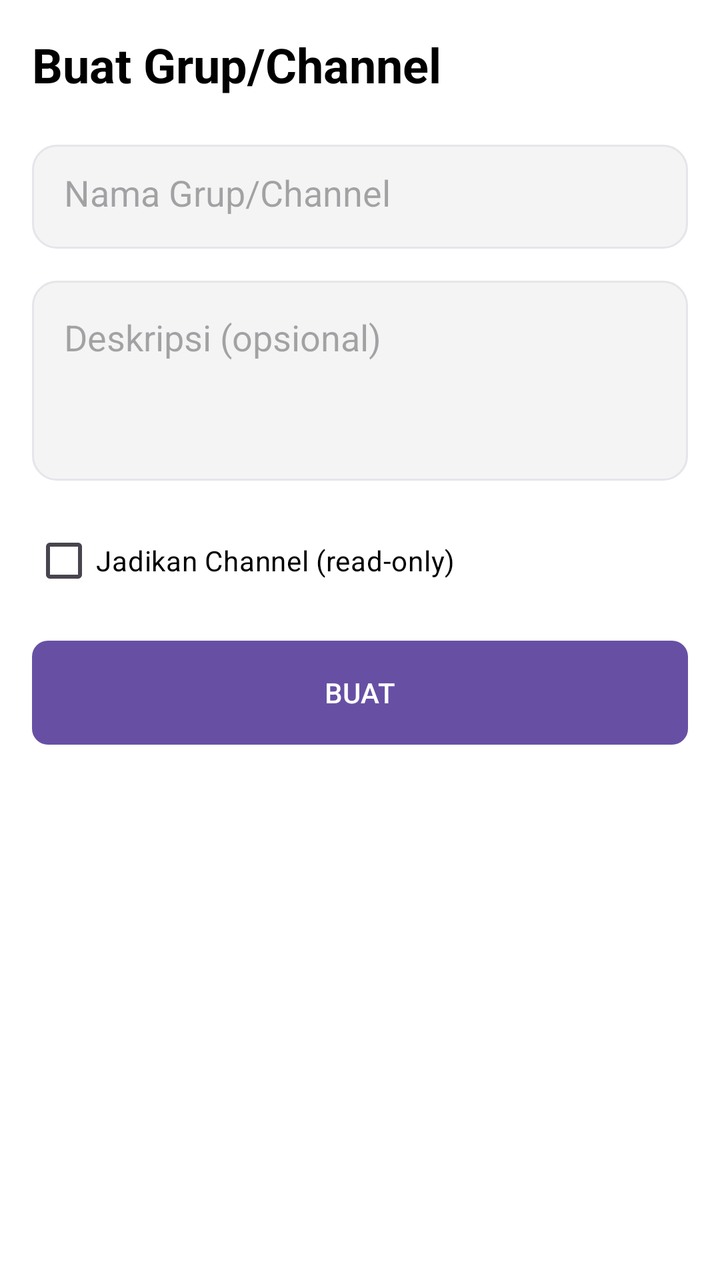
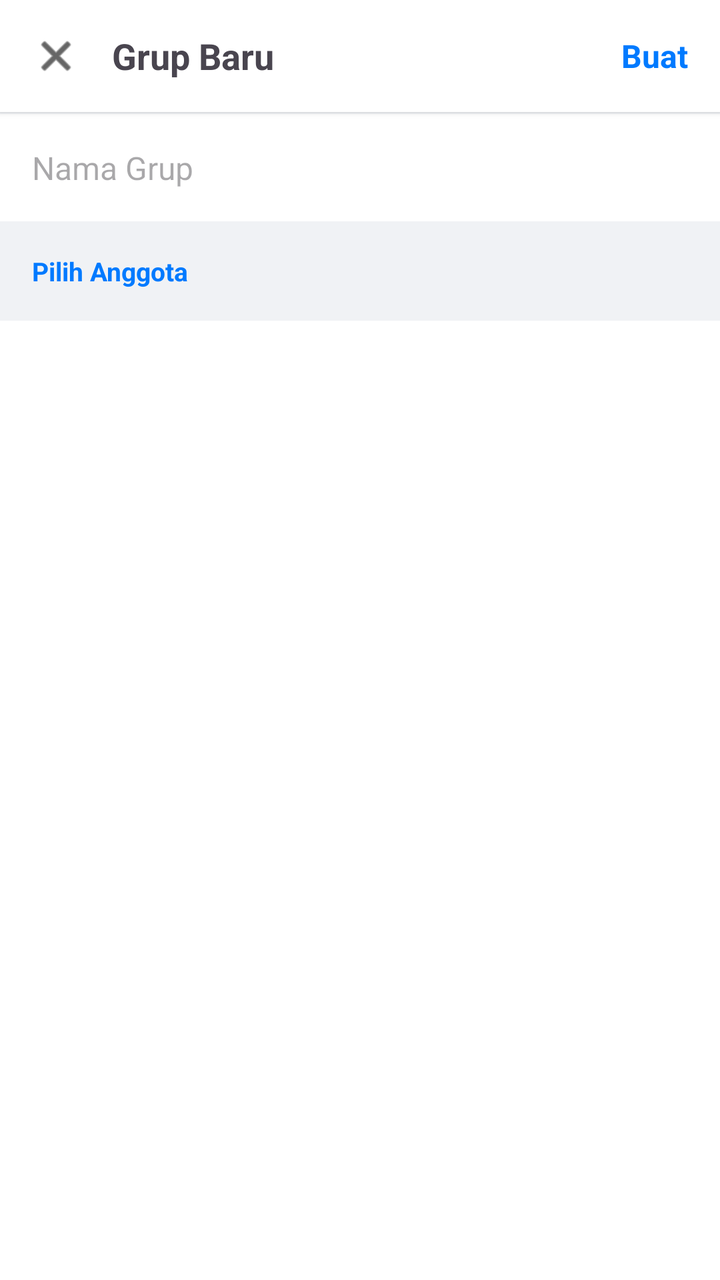

Screens rendered from an Android XML layout before and after an edit, with the pre-edit source and the edit as a unified diff.
<!-- AndroidManifest.xml: application theme Theme.Material3.Light.NoActionBar -->
<!-- res/layout/activity_create_group.xml -->
<?xml version="1.0" encoding="utf-8"?>
<LinearLayout xmlns:android="http://schemas.android.com/apk/res/android"
    android:layout_width="match_parent" android:layout_height="match_parent"
    android:orientation="vertical" android:background="@color/tg_bg" android:padding="16dp">

    <TextView android:layout_width="wrap_content" android:layout_height="wrap_content"
        android:text="Buat Grup/Channel" android:textSize="24sp" android:textStyle="bold"
        android:textColor="@color/tg_text" android:layout_marginBottom="24dp"/>

    <EditText android:id="@+id/etTitle" android:layout_width="match_parent" android:layout_height="52dp"
        android:hint="Nama Grup/Channel" android:background="@drawable/bg_input_telegram"
        android:padding="16dp" android:layout_marginBottom="16dp"/>

    <EditText android:id="@+id/etDescription" android:layout_width="match_parent" android:layout_height="100dp"
        android:hint="Deskripsi (opsional)" android:background="@drawable/bg_input_telegram"
        android:padding="16dp" android:gravity="top" android:layout_marginBottom="16dp"/>

    <CheckBox android:id="@+id/cbChannel" android:layout_width="wrap_content" android:layout_height="wrap_content"
        android:text="Jadikan Channel (read-only)" android:textColor="@color/tg_text" android:layout_marginBottom="16dp"/>

    <Button android:id="@+id/btnCreate" android:layout_width="match_parent" android:layout_height="52dp"
        android:text="BUAT" android:background="@drawable/bg_button_telegram" android:textColor="#FFFFFF"/>
</LinearLayout>
<!-- resources referenced by this layout -->
<resources>
  <color name="tg_bg">#FFFFFF</color>
  <color name="tg_text">#000000</color>
  <!-- drawable bg_button_telegram (drawable) -->
  <?xml version="1.0" encoding="utf-8"?>
  <shape xmlns:android="http://schemas.android.com/apk/res/android">
      <solid android:color="@color/tg_blue" />
      <corners android:radius="8dp" />
  </shape>
  <!-- drawable bg_input_telegram (drawable) -->
  <?xml version="1.0" encoding="utf-8"?>
  <shape xmlns:android="http://schemas.android.com/apk/res/android">
      <solid android:color="@color/tg_bg_gray" />
      <corners android:radius="12dp" />
      <stroke android:width="1dp" android:color="#E5E5EA" />
  </shape>
  <color name="tg_blue">#007AFF</color>
  <color name="tg_bg_gray">#F4F4F5</color>
</resources>

<!-- the commit's change to res/layout/activity_create_group.xml (unified diff, before → after) -->
@@ -1,23 +1,74 @@
 <?xml version="1.0" encoding="utf-8"?>
 <LinearLayout xmlns:android="http://schemas.android.com/apk/res/android"
-    android:layout_width="match_parent" android:layout_height="match_parent"
-    android:orientation="vertical" android:background="@color/tg_bg" android:padding="16dp">
+    xmlns:app="http://schemas.android.com/apk/res-auto"
+    android:layout_width="match_parent"
+    android:layout_height="match_parent"
+    android:orientation="vertical"
+    android:background="#F0F2F5">
 
-    <TextView android:layout_width="wrap_content" android:layout_height="wrap_content"
-        android:text="Buat Grup/Channel" android:textSize="24sp" android:textStyle="bold"
-        android:textColor="@color/tg_text" android:layout_marginBottom="24dp"/>
+    
+    <LinearLayout
+        android:layout_width="match_parent"
+        android:layout_height="56dp"
+        android:background="#FFFFFF"
+        android:gravity="center_vertical"
+        android:paddingStart="16dp"
+        android:paddingEnd="16dp"
+        android:elevation="2dp">
+        <ImageView
+            android:id="@+id/btnBackCreate"
+            android:layout_width="24dp"
+            android:layout_height="24dp"
+            android:src="@android:drawable/ic_menu_close_clear_cancel"
+            app:tint="#000000"/>
+        <TextView
+            android:layout_width="wrap_content"
+            android:layout_height="wrap_content"
+            android:text="Grup Baru"
+            android:textSize="18sp"
+            android:textStyle="bold"
+            android:layout_marginStart="16dp"
+            android:layout_weight="1"/>
+        <TextView
+            android:id="@+id/btnCreateGroup"
+            android:layout_width="wrap_content"
+            android:layout_height="wrap_content"
+            android:text="Buat"
+            android:textColor="#007AFF"
+            android:textStyle="bold"
+            android:textSize="16sp"/>
+    </LinearLayout>
 
-    <EditText android:id="@+id/etTitle" android:layout_width="match_parent" android:layout_height="52dp"
-        android:hint="Nama Grup/Channel" android:background="@drawable/bg_input_telegram"
-        android:padding="16dp" android:layout_marginBottom="16dp"/>
+    
+    <LinearLayout
+        android:layout_width="match_parent"
+        android:layout_height="wrap_content"
+        android:background="#FFFFFF"
+        android:padding="16dp"
+        android:layout_marginTop="1dp">
+        <EditText
+            android:id="@+id/etGroupName"
+            android:layout_width="match_parent"
+            android:layout_height="wrap_content"
+            android:hint="Nama Grup"
+            android:background="@android:color/transparent"
+            android:textSize="16sp"/>
+    </LinearLayout>
 
-    <EditText android:id="@+id/etDescription" android:layout_width="match_parent" android:layout_height="100dp"
-        android:hint="Deskripsi (opsional)" android:background="@drawable/bg_input_telegram"
-        android:padding="16dp" android:gravity="top" android:layout_marginBottom="16dp"/>
+    
+    <TextView
+        android:layout_width="match_parent"
+        android:layout_height="wrap_content"
+        android:text="Pilih Anggota"
+        android:textColor="#007AFF"
+        android:textStyle="bold"
+        android:textSize="13sp"
+        android:padding="16dp"/>
 
-    <CheckBox android:id="@+id/cbChannel" android:layout_width="wrap_content" android:layout_height="wrap_content"
-        android:text="Jadikan Channel (read-only)" android:textColor="@color/tg_text" android:layout_marginBottom="16dp"/>
-
-    <Button android:id="@+id/btnCreate" android:layout_width="match_parent" android:layout_height="52dp"
-        android:text="BUAT" android:background="@drawable/bg_button_telegram" android:textColor="#FFFFFF"/>
+    
+    <androidx.recyclerview.widget.RecyclerView
+        android:id="@+id/rvContacts"
+        android:layout_width="match_parent"
+        android:layout_height="match_parent"
+        android:background="#FFFFFF"/>
 </LinearLayout>
<!-- resource entries referenced after the edit -->
@@ -1,21 +1,5 @@
 <!-- resources referenced by this layout -->
 <resources>
-  <color name="tg_bg">#FFFFFF</color>
-  <color name="tg_text">#000000</color>
-  <!-- drawable bg_button_telegram (drawable) -->
-  <?xml version="1.0" encoding="utf-8"?>
-  <shape xmlns:android="http://schemas.android.com/apk/res/android">
-      <solid android:color="@color/tg_blue" />
-      <corners android:radius="8dp" />
-  </shape>
-  <!-- drawable bg_input_telegram (drawable) -->
-  <?xml version="1.0" encoding="utf-8"?>
-  <shape xmlns:android="http://schemas.android.com/apk/res/android">
-      <solid android:color="@color/tg_bg_gray" />
-      <corners android:radius="12dp" />
-      <stroke android:width="1dp" android:color="#E5E5EA" />
-  </shape>
-  <color name="tg_blue">#007AFF</color>
-  <color name="tg_bg_gray">#F4F4F5</color>
+
 </resources>
 
